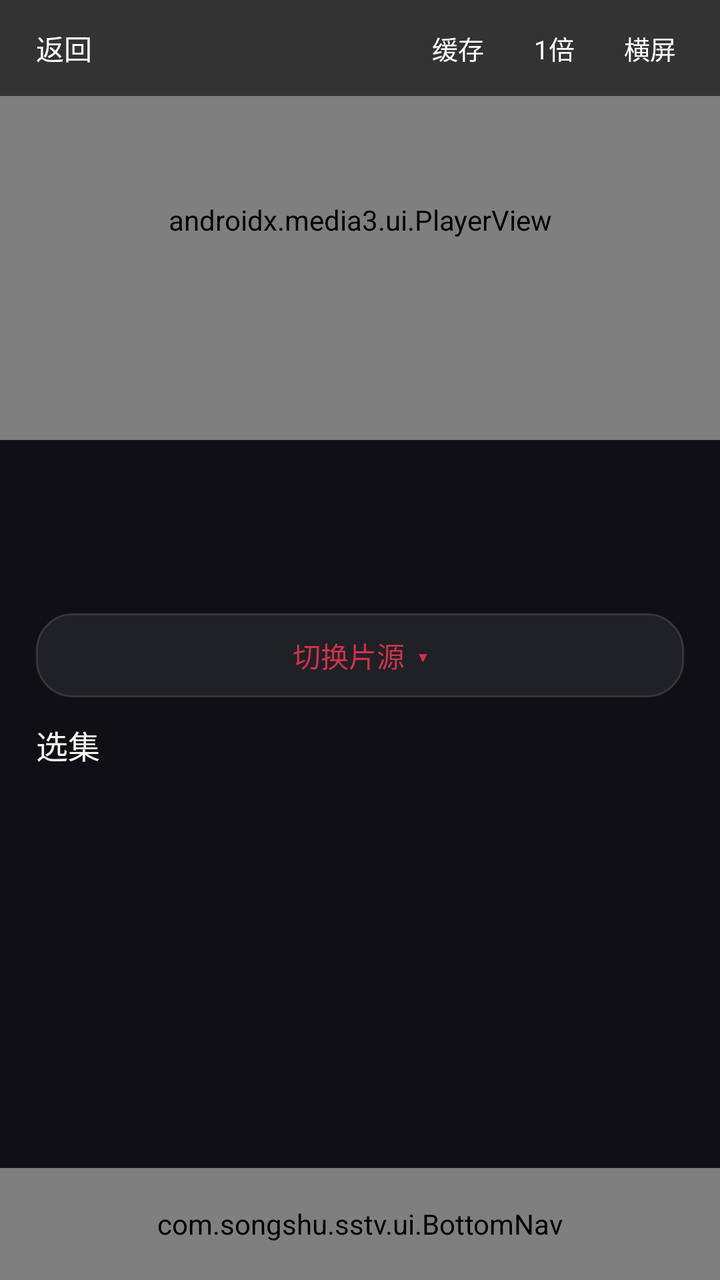
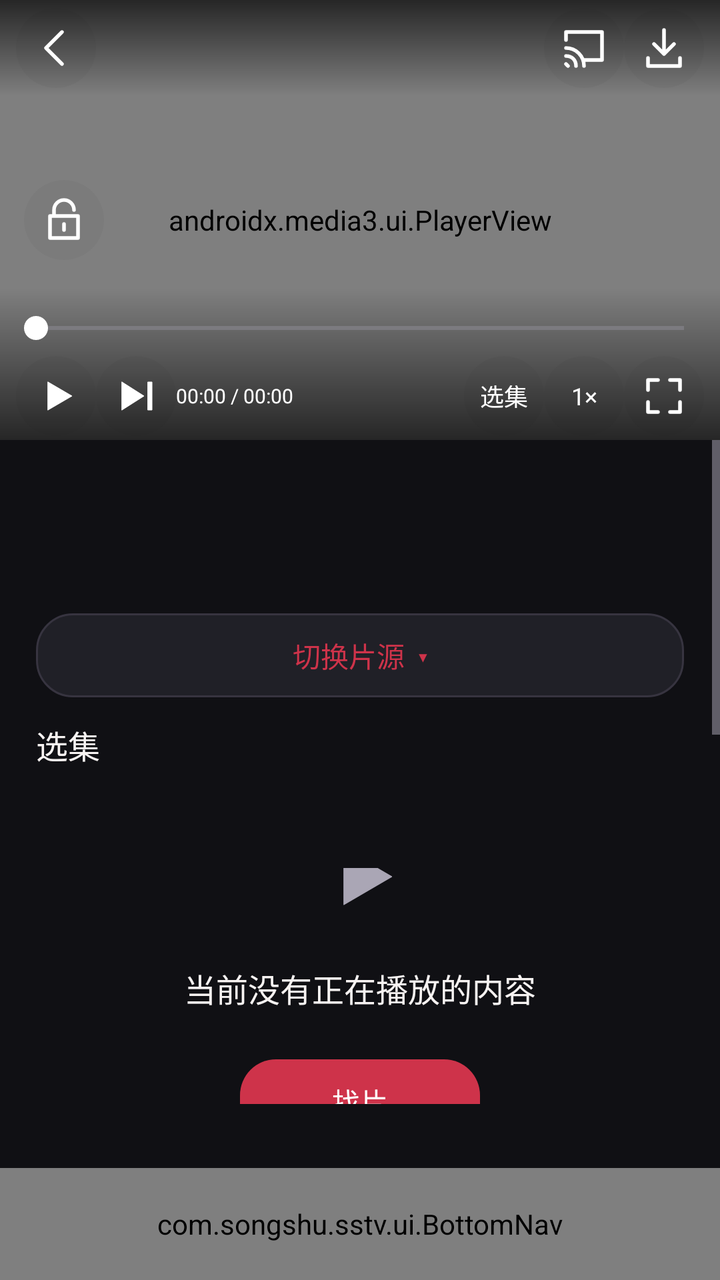

The first picture is an Android layout as it rendered before a commit; the second is the same layout after the commit. The layout source and the unified diff follow.
<!-- AndroidManifest.xml: activity theme PlayerTheme -->
<!-- res/layout/activity_player.xml -->
<LinearLayout xmlns:android="http://schemas.android.com/apk/res/android" xmlns:app="http://schemas.android.com/apk/res-auto" android:layout_width="match_parent" android:layout_height="match_parent" android:orientation="vertical" android:background="?attr/appBg">
  <FrameLayout android:id="@+id/videoStage" android:layout_width="match_parent" android:layout_height="220dp" android:background="@android:color/black">
    <androidx.media3.ui.PlayerView android:id="@+id/player" android:layout_width="match_parent" android:layout_height="match_parent" app:resize_mode="fit" app:show_buffering="when_playing" app:use_controller="true" />
    <LinearLayout android:id="@+id/topBar" android:layout_width="match_parent" android:layout_height="wrap_content" android:layout_gravity="top" android:background="#99000000" android:gravity="center_vertical" android:orientation="horizontal" android:paddingLeft="6dp" android:paddingRight="12dp" android:paddingTop="6dp" android:paddingBottom="6dp">
      <TextView android:id="@+id/btnBack" android:layout_width="wrap_content" android:layout_height="36dp" android:gravity="center" android:paddingLeft="12dp" android:paddingRight="12dp" android:text="返回" android:textColor="#FFFFFF" android:textSize="14sp" />
      <TextView android:id="@+id/title" android:layout_width="0dp" android:layout_height="wrap_content" android:layout_weight="1" android:ellipsize="end" android:maxLines="1" android:textColor="#FFFFFF" android:textSize="14sp" />
      <TextView android:id="@+id/btnEp" android:layout_width="wrap_content" android:layout_height="36dp" android:gravity="center" android:paddingLeft="10dp" android:paddingRight="10dp" android:text="选集" android:textColor="#FFFFFF" android:textSize="13sp" android:visibility="gone" />
      <TextView android:id="@+id/btnCache" android:layout_width="wrap_content" android:layout_height="36dp" android:gravity="center" android:paddingLeft="10dp" android:paddingRight="10dp" android:text="缓存" android:textColor="#FFFFFF" android:textSize="13sp" />
      <TextView android:id="@+id/btnSpeed" android:layout_width="wrap_content" android:layout_height="36dp" android:gravity="center" android:minWidth="50dp" android:paddingLeft="8dp" android:paddingRight="8dp" android:text="1倍" android:textColor="#FFFFFF" android:textSize="13sp" />
      <TextView android:id="@+id/btnFull" android:layout_width="wrap_content" android:layout_height="36dp" android:gravity="center" android:paddingLeft="10dp" android:paddingRight="10dp" android:text="横屏" android:textColor="#FFFFFF" android:textSize="13sp" />
    </LinearLayout>
    <TextView android:id="@+id/toast" android:layout_width="wrap_content" android:layout_height="wrap_content" android:layout_gravity="bottom|center_horizontal" android:layout_marginBottom="132dp" android:background="#CC000000" android:paddingLeft="16dp" android:paddingRight="16dp" android:paddingTop="9dp" android:paddingBottom="9dp" android:textColor="#FFFFFF" android:textSize="13sp" android:visibility="gone" />
    <GridLayout android:id="@+id/speedPanel" android:layout_width="wrap_content" android:layout_height="wrap_content" android:layout_gravity="bottom|right" android:layout_marginRight="14dp" android:layout_marginBottom="130dp" android:background="@drawable/bg_speed_panel" android:padding="6dp" android:visibility="gone" />
    <LinearLayout android:id="@+id/hudBox" android:layout_width="160dp" android:layout_height="wrap_content" android:layout_gravity="center" android:background="@drawable/bg_hud" android:gravity="center_horizontal" android:orientation="vertical" android:paddingLeft="18dp" android:paddingRight="18dp" android:paddingTop="14dp" android:paddingBottom="16dp" android:visibility="gone">
      <TextView android:id="@+id/hudLabel" android:layout_width="wrap_content" android:layout_height="wrap_content" android:text="亮度" android:textColor="#CCFFFFFF" android:textSize="12sp" />
      <TextView android:id="@+id/hudValue" android:layout_width="wrap_content" android:layout_height="wrap_content" android:layout_marginTop="2dp" android:text="60%" android:textColor="#FFFFFF" android:textSize="22sp" android:textStyle="bold" />
      <ProgressBar android:id="@+id/hudBar" style="?android:attr/progressBarStyleHorizontal" android:layout_width="match_parent" android:layout_height="6dp" android:layout_marginTop="10dp" android:max="100" android:progress="60" android:progressDrawable="@drawable/progress_bar" />
    </LinearLayout>
    <FrameLayout android:id="@+id/epPanel" android:layout_width="match_parent" android:layout_height="match_parent" android:background="#B3000000" android:visibility="gone">
      <LinearLayout android:id="@+id/epCard" android:layout_width="match_parent" android:layout_height="wrap_content" android:layout_gravity="center_vertical" android:layout_marginLeft="16dp" android:layout_marginRight="16dp" android:background="@drawable/bg_ep_panel" android:orientation="vertical" android:paddingBottom="12dp">
        <LinearLayout android:layout_width="match_parent" android:layout_height="wrap_content" android:gravity="center_vertical" android:orientation="horizontal" android:paddingLeft="16dp" android:paddingTop="12dp" android:paddingRight="8dp" android:paddingBottom="4dp">
          <TextView android:id="@+id/epTitle" android:layout_width="0dp" android:layout_height="wrap_content" android:layout_weight="1" android:ellipsize="end" android:maxLines="1" android:text="选集" android:textColor="#FFFFFF" android:textSize="15sp" android:textStyle="bold" />
          <TextView android:id="@+id/btnEpClose" android:layout_width="wrap_content" android:layout_height="34dp" android:gravity="center" android:paddingLeft="12dp" android:paddingRight="12dp" android:text="关闭" android:textColor="#98A2B3" android:textSize="14sp" />
        </LinearLayout>
        <ScrollView android:id="@+id/epScroll" android:layout_width="match_parent" android:layout_height="320dp" android:paddingLeft="12dp" android:paddingRight="12dp" android:paddingTop="6dp" android:scrollbars="vertical">
          <LinearLayout android:id="@+id/epGrid" android:layout_width="match_parent" android:layout_height="wrap_content" android:orientation="vertical" />
        </ScrollView>
      </LinearLayout>
    </FrameLayout>
  </FrameLayout>
  <ScrollView android:id="@+id/playerDetails" android:layout_width="match_parent" android:layout_height="0dp" android:layout_weight="1" android:fillViewport="true">
    <LinearLayout android:layout_width="match_parent" android:layout_height="wrap_content" android:orientation="vertical" android:padding="18dp">
      <TextView android:id="@+id/watchTitle" android:layout_width="match_parent" android:layout_height="wrap_content" android:text="" android:textSize="21sp" android:textColor="?attr/appText" android:gravity="center_vertical" android:layout_marginBottom="12dp" android:textStyle="bold" />
      <TextView android:id="@+id/watchMeta" android:layout_width="match_parent" android:layout_height="wrap_content" android:text="" android:textSize="12sp" android:textColor="?attr/appText" android:gravity="center_vertical" android:layout_marginBottom="12dp" />
      <TextView android:id="@+id/playerSource" android:layout_width="match_parent" android:layout_height="42dp" android:text="切换片源  ▾" android:textSize="14sp" android:textColor="?attr/appAccent" android:gravity="center" android:layout_marginBottom="12dp" android:background="@drawable/bg_btn_ghost" />
      <LinearLayout android:id="@+id/watchLines" android:layout_width="match_parent" android:layout_height="wrap_content" android:orientation="vertical" />
      <TextView android:id="@+id/watchEpisodeLabel" android:layout_width="match_parent" android:layout_height="wrap_content" android:text="选集" android:textSize="16sp" android:textColor="?attr/appText" android:gravity="center_vertical" android:layout_marginBottom="12dp" />
      <LinearLayout android:id="@+id/watchEpisodes" android:layout_width="match_parent" android:layout_height="wrap_content" android:orientation="vertical" />
      <TextView android:id="@+id/watchPlot" android:layout_width="match_parent" android:layout_height="wrap_content" android:text="" android:textSize="14sp" android:textColor="?attr/appText" android:gravity="center_vertical" android:layout_marginBottom="12dp" />
      <TextView android:id="@+id/watchFind" android:layout_width="match_parent" android:layout_height="44dp" android:text="找片" android:textSize="14sp" android:textColor="?attr/appOnAccent" android:gravity="center" android:layout_marginBottom="12dp" android:background="@drawable/bg_btn_primary" android:visibility="gone" />
    </LinearLayout>
  </ScrollView>
  <com.songshu.sstv.ui.BottomNav android:id="@+id/playerNavigation" android:layout_width="match_parent" android:layout_height="56dp" />
</LinearLayout>
<!-- resources referenced by this layout -->
<resources>
  <!-- drawable bg_ep_panel (drawable) -->
  <?xml version="1.0" encoding="utf-8"?>
  <shape xmlns:android="http://schemas.android.com/apk/res/android" android:shape="rectangle">
      <solid android:color="#F21A1F26" />
      <corners android:radius="16dp" />
      <stroke android:width="1dp" android:color="#3A424E" />
  </shape>
  <!-- drawable bg_hud (drawable) -->
  <?xml version="1.0" encoding="utf-8"?>
  <shape xmlns:android="http://schemas.android.com/apk/res/android"
      android:shape="rectangle">
      <solid android:color="#E6000000" />
      <corners android:radius="14dp" />
      <stroke
          android:width="1dp"
          android:color="#33FFFFFF" />
  </shape>
  <!-- drawable bg_speed_panel (drawable) -->
  <?xml version="1.0" encoding="utf-8"?>
  <shape xmlns:android="http://schemas.android.com/apk/res/android" android:shape="rectangle">
      <solid android:color="#D9000000" />
      <corners android:radius="14dp" />
  </shape>
  <!-- drawable progress_bar (drawable) -->
  <?xml version="1.0" encoding="utf-8"?>
  <layer-list xmlns:android="http://schemas.android.com/apk/res/android">
      <item android:id="@android:id/background">
          <shape>
              <corners android:radius="3dp" />
              <solid android:color="?attr/appDivider" />
          </shape>
      </item>
      <item android:id="@android:id/secondaryProgress">
          <clip>
              <shape>
                  <corners android:radius="3dp" />
                  <solid android:color="?attr/appAccentDim" />
              </shape>
          </clip>
      </item>
      <item android:id="@android:id/progress">
          <clip>
              <shape>
                  <corners android:radius="3dp" />
                  <solid android:color="?attr/appAccent" />
              </shape>
          </clip>
      </item>
  </layer-list>
  <!-- unchanged entries left out for length: 5 -->
</resources>

<!-- the commit's change to res/layout/activity_player.xml (unified diff, before → after) -->
@@ -1,32 +1,35 @@
 <LinearLayout xmlns:android="http://schemas.android.com/apk/res/android" xmlns:app="http://schemas.android.com/apk/res-auto" android:layout_width="match_parent" android:layout_height="match_parent" android:orientation="vertical" android:background="?attr/appBg">
-  <FrameLayout android:id="@+id/videoStage" android:layout_width="match_parent" android:layout_height="220dp" android:background="@android:color/black">
-    <androidx.media3.ui.PlayerView android:id="@+id/player" android:layout_width="match_parent" android:layout_height="match_parent" app:resize_mode="fit" app:show_buffering="when_playing" app:use_controller="true" />
-    <LinearLayout android:id="@+id/topBar" android:layout_width="match_parent" android:layout_height="wrap_content" android:layout_gravity="top" android:background="#99000000" android:gravity="center_vertical" android:orientation="horizontal" android:paddingLeft="6dp" android:paddingRight="12dp" android:paddingTop="6dp" android:paddingBottom="6dp">
-      <TextView android:id="@+id/btnBack" android:layout_width="wrap_content" android:layout_height="36dp" android:gravity="center" android:paddingLeft="12dp" android:paddingRight="12dp" android:text="返回" android:textColor="#FFFFFF" android:textSize="14sp" />
-      <TextView android:id="@+id/title" android:layout_width="0dp" android:layout_height="wrap_content" android:layout_weight="1" android:ellipsize="end" android:maxLines="1" android:textColor="#FFFFFF" android:textSize="14sp" />
-      <TextView android:id="@+id/btnEp" android:layout_width="wrap_content" android:layout_height="36dp" android:gravity="center" android:paddingLeft="10dp" android:paddingRight="10dp" android:text="选集" android:textColor="#FFFFFF" android:textSize="13sp" android:visibility="gone" />
-      <TextView android:id="@+id/btnCache" android:layout_width="wrap_content" android:layout_height="36dp" android:gravity="center" android:paddingLeft="10dp" android:paddingRight="10dp" android:text="缓存" android:textColor="#FFFFFF" android:textSize="13sp" />
-      <TextView android:id="@+id/btnSpeed" android:layout_width="wrap_content" android:layout_height="36dp" android:gravity="center" android:minWidth="50dp" android:paddingLeft="8dp" android:paddingRight="8dp" android:text="1倍" android:textColor="#FFFFFF" android:textSize="13sp" />
-      <TextView android:id="@+id/btnFull" android:layout_width="wrap_content" android:layout_height="36dp" android:gravity="center" android:paddingLeft="10dp" android:paddingRight="10dp" android:text="横屏" android:textColor="#FFFFFF" android:textSize="13sp" />
-    </LinearLayout>
-    <TextView android:id="@+id/toast" android:layout_width="wrap_content" android:layout_height="wrap_content" android:layout_gravity="bottom|center_horizontal" android:layout_marginBottom="132dp" android:background="#CC000000" android:paddingLeft="16dp" android:paddingRight="16dp" android:paddingTop="9dp" android:paddingBottom="9dp" android:textColor="#FFFFFF" android:textSize="13sp" android:visibility="gone" />
-    <GridLayout android:id="@+id/speedPanel" android:layout_width="wrap_content" android:layout_height="wrap_content" android:layout_gravity="bottom|right" android:layout_marginRight="14dp" android:layout_marginBottom="130dp" android:background="@drawable/bg_speed_panel" android:padding="6dp" android:visibility="gone" />
-    <LinearLayout android:id="@+id/hudBox" android:layout_width="160dp" android:layout_height="wrap_content" android:layout_gravity="center" android:background="@drawable/bg_hud" android:gravity="center_horizontal" android:orientation="vertical" android:paddingLeft="18dp" android:paddingRight="18dp" android:paddingTop="14dp" android:paddingBottom="16dp" android:visibility="gone">
-      <TextView android:id="@+id/hudLabel" android:layout_width="wrap_content" android:layout_height="wrap_content" android:text="亮度" android:textColor="#CCFFFFFF" android:textSize="12sp" />
-      <TextView android:id="@+id/hudValue" android:layout_width="wrap_content" android:layout_height="wrap_content" android:layout_marginTop="2dp" android:text="60%" android:textColor="#FFFFFF" android:textSize="22sp" android:textStyle="bold" />
-      <ProgressBar android:id="@+id/hudBar" style="?android:attr/progressBarStyleHorizontal" android:layout_width="match_parent" android:layout_height="6dp" android:layout_marginTop="10dp" android:max="100" android:progress="60" android:progressDrawable="@drawable/progress_bar" />
-    </LinearLayout>
-    <FrameLayout android:id="@+id/epPanel" android:layout_width="match_parent" android:layout_height="match_parent" android:background="#B3000000" android:visibility="gone">
-      <LinearLayout android:id="@+id/epCard" android:layout_width="match_parent" android:layout_height="wrap_content" android:layout_gravity="center_vertical" android:layout_marginLeft="16dp" android:layout_marginRight="16dp" android:background="@drawable/bg_ep_panel" android:orientation="vertical" android:paddingBottom="12dp">
-        <LinearLayout android:layout_width="match_parent" android:layout_height="wrap_content" android:gravity="center_vertical" android:orientation="horizontal" android:paddingLeft="16dp" android:paddingTop="12dp" android:paddingRight="8dp" android:paddingBottom="4dp">
-          <TextView android:id="@+id/epTitle" android:layout_width="0dp" android:layout_height="wrap_content" android:layout_weight="1" android:ellipsize="end" android:maxLines="1" android:text="选集" android:textColor="#FFFFFF" android:textSize="15sp" android:textStyle="bold" />
-          <TextView android:id="@+id/btnEpClose" android:layout_width="wrap_content" android:layout_height="34dp" android:gravity="center" android:paddingLeft="12dp" android:paddingRight="12dp" android:text="关闭" android:textColor="#98A2B3" android:textSize="14sp" />
+  <FrameLayout android:id="@+id/videoStage" android:layout_width="match_parent" android:layout_height="220dp" android:background="#000000">
+    <androidx.media3.ui.PlayerView android:id="@+id/player" android:layout_width="match_parent" android:layout_height="match_parent" app:use_controller="false" app:resize_mode="fit" app:show_buffering="when_playing" />
+    <FrameLayout android:id="@+id/videoControls" android:layout_width="match_parent" android:layout_height="match_parent">
+      <LinearLayout android:id="@+id/topBar" android:layout_width="match_parent" android:layout_height="48dp" android:layout_gravity="top" android:orientation="horizontal" android:gravity="center_vertical" android:paddingHorizontal="8dp" android:background="@drawable/bg_video_top">
+        <ImageButton android:id="@+id/btnBack" android:layout_width="40dp" android:layout_height="40dp" android:padding="9dp" android:src="@drawable/ic_player_back" android:contentDescription="返回" android:background="@drawable/bg_video_button" app:tint="#FFFFFF" />
+        <TextView android:id="@+id/title" android:layout_width="0dp" android:layout_height="wrap_content" android:layout_weight="1" android:textColor="#FFFFFF" android:textSize="14sp" android:maxLines="1" android:ellipsize="end" android:paddingHorizontal="6dp" />
+        <ImageButton android:id="@+id/btnCast" android:layout_width="40dp" android:layout_height="40dp" android:padding="9dp" android:src="@drawable/ic_player_cast" android:contentDescription="投屏" android:background="@drawable/bg_video_button" app:tint="#FFFFFF" />
+        <ImageButton android:id="@+id/btnCache" android:layout_width="40dp" android:layout_height="40dp" android:padding="9dp" android:src="@drawable/ic_player_download" android:contentDescription="缓存" android:background="@drawable/bg_video_button" app:tint="#FFFFFF" />
+      </LinearLayout>
+      <LinearLayout android:id="@+id/bottomControls" android:layout_width="match_parent" android:layout_height="wrap_content" android:layout_gravity="bottom" android:orientation="vertical" android:paddingHorizontal="8dp" android:paddingTop="8dp" android:background="@drawable/bg_video_bottom">
+        <SeekBar android:id="@+id/playerSeek" android:layout_width="match_parent" android:layout_height="24dp" android:paddingHorizontal="10dp" android:max="1000" android:progressTint="?attr/appAccent" android:thumbTint="#FFFFFF" android:contentDescription="播放进度" />
+        <LinearLayout android:layout_width="match_parent" android:layout_height="44dp" android:orientation="horizontal" android:gravity="center_vertical">
+          <ImageButton android:id="@+id/btnPlayPause" android:layout_width="40dp" android:layout_height="40dp" android:padding="9dp" android:src="@drawable/ic_player_play" android:contentDescription="播放" android:background="@drawable/bg_video_button" app:tint="#FFFFFF" />
+          <ImageButton android:id="@+id/btnNext" android:layout_width="40dp" android:layout_height="40dp" android:padding="9dp" android:src="@drawable/ic_player_next" android:contentDescription="下一集" android:background="@drawable/bg_video_button" app:tint="#FFFFFF" />
+          <TextView android:id="@+id/playerTime" android:layout_width="0dp" android:layout_height="wrap_content" android:layout_weight="1" android:text="00:00 / 00:00" android:textSize="10sp" android:textColor="#FFFFFF" android:maxLines="1" android:gravity="center_vertical" />
+          <TextView android:id="@+id/btnEp" android:layout_width="40dp" android:layout_height="40dp" android:text="选集" android:textSize="12sp" android:textColor="#FFFFFF" android:gravity="center" android:background="@drawable/bg_video_button" />
+          <TextView android:id="@+id/btnSpeed" android:layout_width="40dp" android:layout_height="40dp" android:text="1×" android:textSize="12sp" android:textColor="#FFFFFF" android:gravity="center" android:background="@drawable/bg_video_button" />
+          <ImageButton android:id="@+id/btnFull" android:layout_width="40dp" android:layout_height="40dp" android:padding="9dp" android:src="@drawable/ic_player_fullscreen" android:contentDescription="全屏" android:background="@drawable/bg_video_button" app:tint="#FFFFFF" />
         </LinearLayout>
-        <ScrollView android:id="@+id/epScroll" android:layout_width="match_parent" android:layout_height="320dp" android:paddingLeft="12dp" android:paddingRight="12dp" android:paddingTop="6dp" android:scrollbars="vertical">
-          <LinearLayout android:id="@+id/epGrid" android:layout_width="match_parent" android:layout_height="wrap_content" android:orientation="vertical" />
-        </ScrollView>
       </LinearLayout>
     </FrameLayout>
+    <ImageButton android:id="@+id/btnLock" android:layout_width="40dp" android:layout_height="40dp" android:padding="9dp" android:src="@drawable/ic_player_unlock" android:contentDescription="锁定屏幕" android:background="@drawable/bg_video_button" app:tint="#FFFFFF" android:layout_gravity="center_vertical|start" android:layout_marginStart="12dp" />
+    <LinearLayout android:id="@+id/speedPanel" android:layout_width="280dp" android:layout_height="56dp" android:layout_gravity="bottom|center_horizontal" android:layout_marginHorizontal="12dp" android:layout_marginBottom="72dp" android:orientation="vertical" android:background="@drawable/bg_video_sheet" android:visibility="gone">
+      <HorizontalScrollView android:id="@+id/speedScroll" android:layout_width="match_parent" android:layout_height="match_parent" android:scrollbars="none" android:overScrollMode="never" android:clipToPadding="false">
+        <LinearLayout android:id="@+id/speedOptions" android:layout_width="wrap_content" android:layout_height="match_parent" android:orientation="horizontal" android:gravity="center_vertical" />
+      </HorizontalScrollView>
+    </LinearLayout>
+    <LinearLayout android:id="@+id/hudBox" android:layout_width="150dp" android:layout_height="wrap_content" android:layout_gravity="center" android:orientation="vertical" android:gravity="center" android:padding="16dp" android:background="@drawable/bg_video_sheet" android:visibility="gone">
+      <TextView android:id="@+id/hudLabel" android:layout_width="match_parent" android:layout_height="wrap_content" android:textColor="#FFFFFF" android:textSize="12sp" android:gravity="center" />
+      <TextView android:id="@+id/hudValue" android:layout_width="match_parent" android:layout_height="wrap_content" android:textColor="#FFFFFF" android:textSize="21sp" android:gravity="center" android:layout_marginTop="6dp" />
+    </LinearLayout>
   </FrameLayout>
   <ScrollView android:id="@+id/playerDetails" android:layout_width="match_parent" android:layout_height="0dp" android:layout_weight="1" android:fillViewport="true">
     <LinearLayout android:layout_width="match_parent" android:layout_height="wrap_content" android:orientation="vertical" android:padding="18dp">
@@ -37,8 +40,12 @@
       <TextView android:id="@+id/watchEpisodeLabel" android:layout_width="match_parent" android:layout_height="wrap_content" android:text="选集" android:textSize="16sp" android:textColor="?attr/appText" android:gravity="center_vertical" android:layout_marginBottom="12dp" />
       <LinearLayout android:id="@+id/watchEpisodes" android:layout_width="match_parent" android:layout_height="wrap_content" android:orientation="vertical" />
       <TextView android:id="@+id/watchPlot" android:layout_width="match_parent" android:layout_height="wrap_content" android:text="" android:textSize="14sp" android:textColor="?attr/appText" android:gravity="center_vertical" android:layout_marginBottom="12dp" />
-      <TextView android:id="@+id/watchFind" android:layout_width="match_parent" android:layout_height="44dp" android:text="找片" android:textSize="14sp" android:textColor="?attr/appOnAccent" android:gravity="center" android:layout_marginBottom="12dp" android:background="@drawable/bg_btn_primary" android:visibility="gone" />
     </LinearLayout>
   </ScrollView>
+  <LinearLayout android:id="@+id/emptyPlayback" android:layout_width="match_parent" android:layout_height="0dp" android:layout_weight="1" android:orientation="vertical" android:gravity="center" android:padding="32dp">
+    <ImageView android:layout_width="48dp" android:layout_height="48dp" android:src="@drawable/ic_player_play" app:tint="?attr/appTextMuted" android:contentDescription="@null" />
+    <TextView android:layout_width="match_parent" android:layout_height="wrap_content" android:layout_marginTop="20dp" android:text="当前没有正在播放的内容" android:gravity="center" android:textSize="16sp" android:textColor="?attr/appText" />
+    <TextView android:id="@+id/watchFind" android:layout_width="120dp" android:layout_height="42dp" android:layout_marginTop="24dp" android:text="找片" android:gravity="center" android:textSize="14sp" android:textColor="?attr/appOnAccent" android:background="@drawable/bg_btn_primary" />
+  </LinearLayout>
   <com.songshu.sstv.ui.BottomNav android:id="@+id/playerNavigation" android:layout_width="match_parent" android:layout_height="56dp" />
 </LinearLayout>
<!-- resource entries referenced after the edit -->
@@ -1,54 +1,27 @@
 <!-- resources referenced by this layout -->
 <resources>
-  <!-- drawable bg_ep_panel (drawable) -->
-  <?xml version="1.0" encoding="utf-8"?>
-  <shape xmlns:android="http://schemas.android.com/apk/res/android" android:shape="rectangle">
-      <solid android:color="#F21A1F26" />
-      <corners android:radius="16dp" />
-      <stroke android:width="1dp" android:color="#3A424E" />
-  </shape>
-  <!-- drawable bg_hud (drawable) -->
-  <?xml version="1.0" encoding="utf-8"?>
-  <shape xmlns:android="http://schemas.android.com/apk/res/android"
-      android:shape="rectangle">
-      <solid android:color="#E6000000" />
-      <corners android:radius="14dp" />
-      <stroke
-          android:width="1dp"
-          android:color="#33FFFFFF" />
-  </shape>
-  <!-- drawable bg_speed_panel (drawable) -->
-  <?xml version="1.0" encoding="utf-8"?>
-  <shape xmlns:android="http://schemas.android.com/apk/res/android" android:shape="rectangle">
-      <solid android:color="#D9000000" />
-      <corners android:radius="14dp" />
-  </shape>
-  <!-- drawable progress_bar (drawable) -->
-  <?xml version="1.0" encoding="utf-8"?>
-  <layer-list xmlns:android="http://schemas.android.com/apk/res/android">
-      <item android:id="@android:id/background">
-          <shape>
-              <corners android:radius="3dp" />
-              <solid android:color="?attr/appDivider" />
-          </shape>
-      </item>
-      <item android:id="@android:id/secondaryProgress">
-          <clip>
-              <shape>
-                  <corners android:radius="3dp" />
-                  <solid android:color="?attr/appAccentDim" />
-              </shape>
-          </clip>
-      </item>
-      <item android:id="@android:id/progress">
-          <clip>
-              <shape>
-                  <corners android:radius="3dp" />
-                  <solid android:color="?attr/appAccent" />
-              </shape>
-          </clip>
-      </item>
-  </layer-list>
+  <!-- drawable bg_video_bottom (drawable) -->
+  <shape xmlns:android="http://schemas.android.com/apk/res/android"><gradient android:angle="270" android:startColor="#00000000" android:endColor="#B3000000" /></shape>
+  <!-- drawable bg_video_button (drawable) -->
+  <ripple xmlns:android="http://schemas.android.com/apk/res/android" android:color="#44FFFFFF"><item><shape><solid android:color="#08000000"/><corners android:radius="22dp" /></shape></item></ripple>
+  <!-- drawable bg_video_sheet (drawable) -->
+  <shape xmlns:android="http://schemas.android.com/apk/res/android"><solid android:color="#EE20242C"/><corners android:radius="16dp" /></shape>
+  <!-- drawable bg_video_top (drawable) -->
+  <shape xmlns:android="http://schemas.android.com/apk/res/android"><gradient android:angle="90" android:startColor="#00000000" android:endColor="#B3000000" /></shape>
+  <!-- drawable ic_player_back (drawable) -->
+  <vector xmlns:android="http://schemas.android.com/apk/res/android" android:width="24dp" android:height="24dp" android:viewportWidth="24" android:viewportHeight="24"><path android:pathData="M15,4 L7,12 L15,20" android:fillColor="@android:color/transparent" android:strokeColor="#FFFFFF" android:strokeWidth="1.8" android:strokeLineCap="round" android:strokeLineJoin="round" /></vector>
+  <!-- drawable ic_player_cast (drawable) -->
+  <vector xmlns:android="http://schemas.android.com/apk/res/android" android:width="24dp" android:height="24dp" android:viewportWidth="24" android:viewportHeight="24"><path android:pathData="M3,8 L3,4 L21,4 L21,18 L12,18 M3,12 C8,12 12,16 12,21 M3,16 C6,16 8,18 8,21 M3,20 L4,21" android:fillColor="@android:color/transparent" android:strokeColor="#FFFFFF" android:strokeWidth="1.8" android:strokeLineCap="round" android:strokeLineJoin="round" /></vector>
+  <!-- drawable ic_player_download (drawable) -->
+  <vector xmlns:android="http://schemas.android.com/apk/res/android" android:width="24dp" android:height="24dp" android:viewportWidth="24" android:viewportHeight="24"><path android:pathData="M12,3 L12,15 M7,10 L12,15 L17,10 M4,17 L4,21 L20,21 L20,17" android:fillColor="@android:color/transparent" android:strokeColor="#FFFFFF" android:strokeWidth="1.8" android:strokeLineCap="round" android:strokeLineJoin="round" /></vector>
+  <!-- drawable ic_player_fullscreen (drawable) -->
+  <vector xmlns:android="http://schemas.android.com/apk/res/android" android:width="24dp" android:height="24dp" android:viewportWidth="24" android:viewportHeight="24"><path android:pathData="M4,9 L4,4 L9,4 M15,4 L20,4 L20,9 M20,15 L20,20 L15,20 M9,20 L4,20 L4,15" android:fillColor="@android:color/transparent" android:strokeColor="#FFFFFF" android:strokeWidth="1.8" android:strokeLineCap="round" android:strokeLineJoin="round" /></vector>
+  <!-- drawable ic_player_next (drawable) -->
+  <vector xmlns:android="http://schemas.android.com/apk/res/android" android:width="24dp" android:height="24dp" android:viewportWidth="24" android:viewportHeight="24"><path android:pathData="M5,5 L16,12 L5,19 Z M18,5 L20,5 L20,19 L18,19 Z" android:fillColor="#FFFFFF" android:strokeColor="#FFFFFF" android:strokeWidth="0" android:strokeLineCap="round" android:strokeLineJoin="round" /></vector>
+  <!-- drawable ic_player_play (drawable) -->
+  <vector xmlns:android="http://schemas.android.com/apk/res/android" android:width="24dp" android:height="24dp" android:viewportWidth="24" android:viewportHeight="24"><path android:pathData="M8,5 L20,12 L8,19 Z" android:fillColor="#FFFFFF" android:strokeColor="#FFFFFF" android:strokeWidth="0" android:strokeLineCap="round" android:strokeLineJoin="round" /></vector>
+  <!-- drawable ic_player_unlock (drawable) -->
+  <vector xmlns:android="http://schemas.android.com/apk/res/android" android:width="24dp" android:height="24dp" android:viewportWidth="24" android:viewportHeight="24"><path android:pathData="M7,10 L7,7 A5,5 0,0 1,17,7 M5,10 L19,10 L19,21 L5,21 Z M12,14 L12,17" android:fillColor="@android:color/transparent" android:strokeColor="#FFFFFF" android:strokeWidth="1.8" android:strokeLineCap="round" android:strokeLineJoin="round" /></vector>
   <!-- unchanged entries left out for length: 5 -->
 </resources>
 
